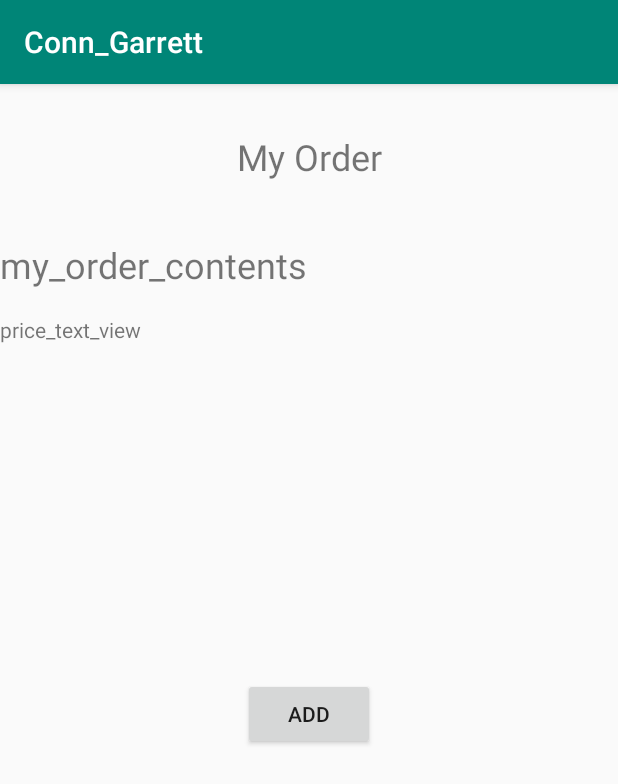
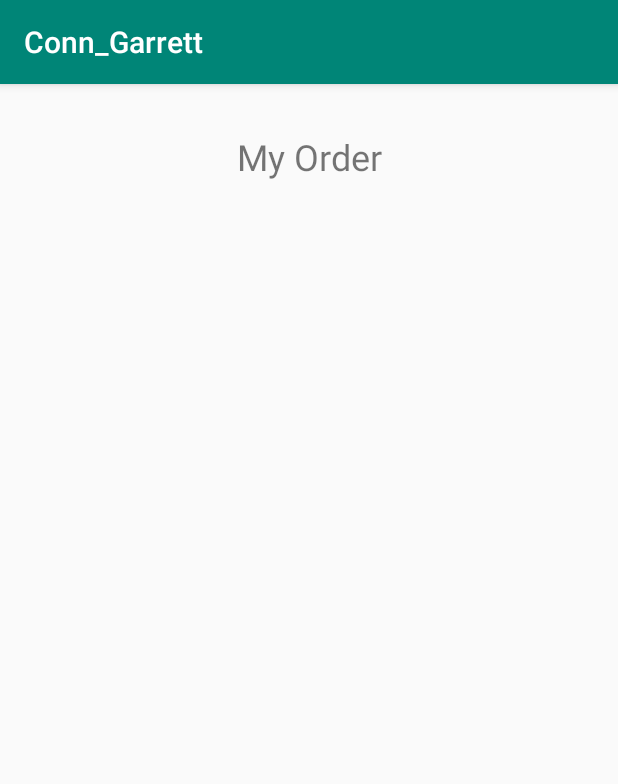
Before and after one commit to platform6/restaraunt_app, an Android app: the Orders screen opened directly, with no data from a screen before it, on a phone screen of 412 x 824 dp. Shown: the top 784 px of the screen. Run offline under Robolectric (Android 15) with nearby library versions, the phone set to English and light mode, and no system bars; Roboto replaces fonts that are not available here; 1 statement that could not run was skipped.

Commit message:
figured out shared preferences a bit

```diff
--- a/app/src/main/java/com/example/conn_garrett/Orders.java
+++ b/app/src/main/java/com/example/conn_garrett/Orders.java
@@ -1,6 +1,7 @@
 package com.example.conn_garrett;
 
 import android.content.SharedPreferences;
+import android.preference.PreferenceManager;
 import android.support.v7.app.AppCompatActivity;
 import android.os.Bundle;
 import android.view.View;
@@ -13,34 +14,28 @@ public class Orders extends AppCompatActivity {
 
     private TextView textView;
     private TextView priceTextView;
-    private Button applyTextButton;
-    public SharedPreferences mOrder;
-    public SharedPreferences.Editor mEditor;
-    public String ORDER_ITEM = getString(R.string.order); //name for shared preferences
+
 
     @Override
     protected void onCreate(Bundle savedInstanceState) {
         super.onCreate(savedInstanceState);
         setContentView(R.layout.activity_orders);
 
-        applyTextButton = (Button) findViewById(R.id.order_test);
+
         textView = (TextView) findViewById(R.id.my_order_contents);
         priceTextView = (TextView) findViewById(R.id.price_text);
 
-                applyTextButton.setOnClickListener(new View.OnClickListener() {
-                    @Override
-                    public void onClick(View v) {
-                    textView.setText("adding");
-                    priceTextView.setText("price");
-                    }
-                });
+        SharedPreferences mOrder = PreferenceManager.getDefaultSharedPreferences(this);
+        SharedPreferences.Editor mEditor = mOrder.edit();
 
-    getOrder();
-    storeOrder();
+        String Order = mOrder.getString(getString(R.string.order),"" );
+        int Price = mOrder.getInt(getString(R.string.price),0 );
+        textView.setText(Order);
+        priceTextView.setText(Price);
     }
 
 
-
+/*
     // Attempting to use SharedPreferences to add  the ability to receive items from the other activities
     // and list this as part of a ListView with the grand total of price and calculated sales tax.
 
@@ -61,5 +56,6 @@ private void storeOrder() {
     editor.commit();
 
 }
+*/
 
 }
--- a/app/src/main/java/com/example/conn_garrett/Pizza.java
+++ b/app/src/main/java/com/example/conn_garrett/Pizza.java
@@ -7,6 +7,7 @@ import android.support.v7.app.AppCompatActivity;
 import android.os.Bundle;
 import android.view.View;
 import android.widget.Button;
+import android.widget.Toast;
 
 public class Pizza extends AppCompatActivity {
 
@@ -29,8 +30,11 @@ creating a listener for the pizza buttons to add to the order activity
         pizzabutton1.setOnClickListener(new View.OnClickListener() {
             @Override
             public void onClick(View v) {
+                int price  = R.integer.meat_lovers_price;
             mEditor.putString(getString(R.string.order), getString(R.string.meatlovers));
+            mEditor.putInt(getString(R.string.price),price);
             mEditor.commit();
+            Toast.makeText(Pizza.this, "Added to Order!", Toast.LENGTH_SHORT).show();
             }
         });
 
--- a/app/src/main/res/layout/activity_orders.xml
+++ b/app/src/main/res/layout/activity_orders.xml
@@ -22,37 +22,28 @@
 
     <TextView
         android:id="@+id/my_order_contents"
-        android:layout_width="0dp"
-        android:layout_height="wrap_content"
-        android:layout_marginTop="104dp"
-        android:text="@string/my_order_contents"
-        android:textAlignment="viewStart"
-        android:textSize="24sp"
-        app:layout_constraintEnd_toEndOf="parent"
-        app:layout_constraintHorizontal_bias="0.0"
-        app:layout_constraintStart_toStartOf="parent"
-        app:layout_constraintTop_toTopOf="parent" />
-
-    <Button
-        android:id="@+id/order_test"
         android:layout_width="wrap_content"
         android:layout_height="wrap_content"
-        android:layout_marginTop="238dp"
-        android:layout_marginBottom="309dp"
-        android:text="@string/add"
+        android:layout_marginStart="8dp"
+        android:layout_marginEnd="8dp"
+        android:textAlignment="viewStart"
+        android:textStyle="bold"
         app:layout_constraintBottom_toBottomOf="parent"
         app:layout_constraintEnd_toEndOf="parent"
+        app:layout_constraintHorizontal_bias="0.06"
         app:layout_constraintStart_toStartOf="parent"
-        app:layout_constraintTop_toBottomOf="@+id/my_order_contents"
-        app:layout_constraintVertical_bias="0.6" />
+        app:layout_constraintTop_toBottomOf="@+id/my_order"
+        app:layout_constraintVertical_bias="0.063" />
 
     <TextView
         android:id="@+id/price_text"
         android:layout_width="wrap_content"
         android:layout_height="wrap_content"
-        android:layout_marginTop="17dp"
-        android:text="@string/price_text_view"
+        android:layout_marginStart="298dp"
+        android:layout_marginTop="41dp"
+        android:layout_marginEnd="101dp"
+        app:layout_constraintEnd_toEndOf="parent"
         app:layout_constraintStart_toStartOf="parent"
-        app:layout_constraintTop_toBottomOf="@+id/my_order_contents" />
+        app:layout_constraintTop_toBottomOf="@+id/my_order" />
 
 </android.support.constraint.ConstraintLayout>
--- /dev/null
+++ b/app/src/main/res/values/integers.xml
@@ -0,0 +1,4 @@
+<?xml version="1.0" encoding="utf-8"?>
+<resources>
+    <integer name="meat_lovers_price">11</integer>
+</resources>
--- a/app/src/main/res/values/strings.xml
+++ b/app/src/main/res/values/strings.xml
@@ -50,4 +50,5 @@
     <string name="my_order_contents">my_order_contents</string>
     <string name="price_text_view">price_text_view</string>
     <string name="order">com.example.conn_garrett.order</string>
+    <string name="price">com.example.conn_garrett.price</string>
 </resources>
```
